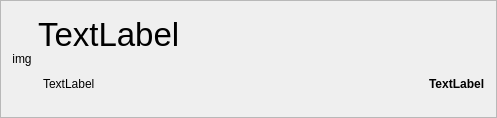
Old version of the form music-login/header.ui in the repository ubports/ubuntuone-credentials.
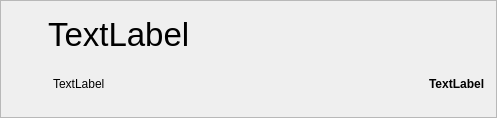
New version of the form.

The edit to the form file:
```diff
--- a/music-login/header.ui
+++ b/music-login/header.ui
@@ -35,7 +35,7 @@
       </size>
      </property>
      <property name="text">
-      <string>img</string>
+      <string>         </string>
      </property>
      <property name="alignment">
       <set>Qt::AlignCenter</set>
```
